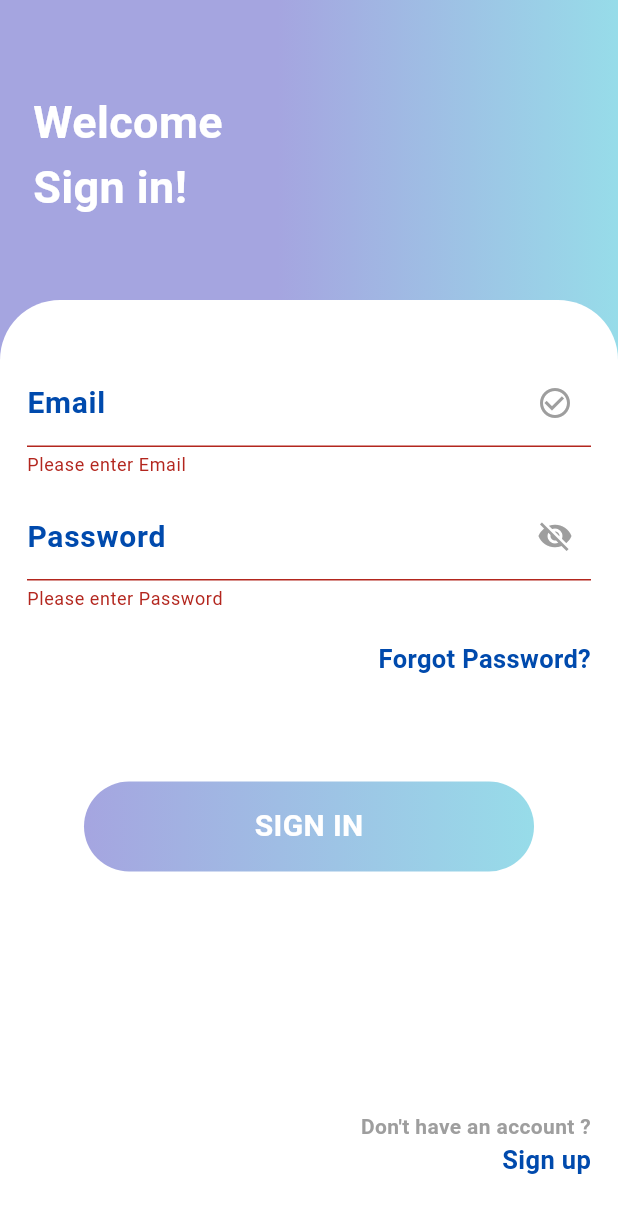
After one commit to iir-projets/Gestion_parking, a Flutter app: the LoginScreen screen opened directly, after a tap on "SIGN IN", on a phone screen of 412 x 824 dp. The commit adds this screen. Shown: the top 1213 px of the screen. Run offline on Flutter 3.47's test engine with Material 3 defaults, Android fonts, the phone set to English and light mode, and no system bars; our stand-ins replace get; missing offline and left inert: login_signup.

Commit message:
avant derniere

```diff
--- /dev/null
+++ b/lib/Authentication/screens/LoginScreen.dart
@@ -0,0 +1,232 @@
+import 'package:flutter/cupertino.dart';
+import 'package:flutter/material.dart';
+import 'package:login_signup/features/Authentication/screens/WelcomeScreen.dart';
+import 'package:login_signup/features/Authentication/screens/regScreen.dart';
+
+import '../../Client/screens/bottom_bar.dart';
+import '../../Client/screens/home_screen.dart';
+
+class LoginScreen extends StatefulWidget {
+  const LoginScreen({Key? key}) : super(key: key);
+
+  @override
+  _LoginScreenState createState() => _LoginScreenState();
+}
+
+class _LoginScreenState extends State<LoginScreen> {
+  bool _isPasswordVisible = false;
+  final _formKey = GlobalKey<FormState>();
+  final TextEditingController _emailController = TextEditingController();
+  final TextEditingController _passwordController = TextEditingController();
+  bool _isEmailValid = false;
+
+  @override
+  void dispose() {
+    _emailController.dispose();
+    _passwordController.dispose();
+    super.dispose();
+  }
+
+  @override
+  Widget build(BuildContext context) {
+    return Scaffold(
+      body: Stack(
+        children: [
+          Container(
+            height: double.infinity,
+            width: double.infinity,
+            decoration: const BoxDecoration(
+              gradient: LinearGradient(
+                begin: Alignment.centerLeft,
+                end: Alignment.centerRight,
+                stops: [0.45, 1.0],
+                colors: [
+                  Color.fromRGBO(165, 165, 224, 1),
+                  Color.fromRGBO(151, 220, 233, 1),
+                ],
+              ),
+            ),
+            child: Padding(
+              padding: const EdgeInsets.only(top: 60.0, left: 22),
+              child: Text(
+                'Welcome\nSign in!',
+                style: TextStyle(
+                  fontSize: 30,
+                  color: Colors.white,
+                  fontWeight: FontWeight.bold,
+                ),
+              ),
+            ),
+          ),
+          Padding(
+            padding: const EdgeInsets.only(top: 200.0),
+            child: Container(
+              decoration: const BoxDecoration(
+                borderRadius: BorderRadius.only(
+                  topLeft: Radius.circular(40),
+                  topRight: Radius.circular(40),
+                ),
+                color: Colors.white,
+              ),
+              height: double.infinity,
+              width: double.infinity,
+              child: Padding(
+                padding: const EdgeInsets.only(left: 18.0, right: 18.0),
+                child: Form(
+                  key: _formKey,
+                  child: Column(
+                    mainAxisAlignment: MainAxisAlignment.center,
+                    children: [
+                      TextFormField(
+                        controller: _emailController,
+                        validator: (value) {
+                          if (value == null || value.isEmpty) {
+                            setState(() {
+                              _isEmailValid = false;
+                            });
+                            return 'Please enter Email';
+                          } else {
+                            final emailRegex = RegExp(r'^[\w-\.]+@([\w-]+\.)+[\w-]{2,4}$');
+                            setState(() {
+                              _isEmailValid = emailRegex.hasMatch(value);
+                            });
+                            if (!_isEmailValid) {
+                              return 'Please enter a valid email address';
+                            }
+                          }
+                          return null;
+                        },
+                        decoration: InputDecoration(
+                          suffixIcon: Icon(
+                            _isEmailValid ? Icons.check : Icons.check_circle_outline,
+                            color: _isEmailValid ? Colors.green : Colors.grey,
+                          ),
+                          labelText: 'Email',
+                          labelStyle: TextStyle(
+                            fontSize: 20,
+                            color: Color(0xFF004AAD),
+                            fontWeight: FontWeight.bold,
+                          ),
+                        ),
+                      ),
+                      SizedBox(height: 10),
+                      TextFormField(
+                        controller: _passwordController,
+                        validator: (value) {
+                          if (value == null || value.isEmpty) {
+                            return 'Please enter Password';
+                          }
+                          return null;
+                        },
+                        obscureText: !_isPasswordVisible,
+                        decoration: InputDecoration(
+                          suffixIcon: IconButton(
+                            icon: Icon(
+                              _isPasswordVisible ? Icons.visibility : Icons.visibility_off,
+                              color: Colors.grey,
+                            ),
+                            onPressed: () {
+                              setState(() {
+                                _isPasswordVisible = !_isPasswordVisible;
+                              });
+                            },
+                          ),
+                          labelText: 'Password',
+                          labelStyle: TextStyle(
+                            fontSize: 20,
+                            color: Color(0xFF004AAD),
+                            fontWeight: FontWeight.bold,
+                          ),
+                        ),
+                      ),
+                      SizedBox(height: 20),
+                      Align(
+                        alignment: Alignment.centerRight,
+                        child: Text(
+                          'Forgot Password?',
+                          style: TextStyle(
+                            fontSize: 17,
+                            color: Color(0xFF004AAD),
+                            fontWeight: FontWeight.bold,
+                          ),
+                        ),
+                      ),
+                      SizedBox(height: 70),
+                      GestureDetector(
+                        onTap: () {
+                          if (_formKey.currentState!.validate()) {
+                            Navigator.push(
+                              context,
+                              MaterialPageRoute(builder: (context) =>bottom_bar()),
+                            );
+                          }
+                        },
+                        child: Container(
+                          height: 60,
+                          width: 300,
+                          decoration: BoxDecoration(
+                            borderRadius: BorderRadius.circular(30),
+                            gradient: LinearGradient(
+                              colors: [
+                                Color.fromRGBO(165, 165, 224, 1),
+                                Color.fromRGBO(151, 220, 233, 1),
+                              ],
+                            ),
+                          ),
+                          child: Center(
+                            child: Text(
+                              'SIGN IN',
+                              style: TextStyle(
+                                fontWeight: FontWeight.bold,
+                                fontSize: 20,
+                                color: Colors.white,
+                              ),
+                            ),
+                          ),
+                        ),
+                      ),
+                      SizedBox(height: 160),
+                      Align(
+                        alignment: Alignment.bottomRight,
+                        child: Column(
+                          mainAxisAlignment: MainAxisAlignment.end,
+                          crossAxisAlignment: CrossAxisAlignment.end,
+                          children: [
+                            Text(
+                              "Don't have an account ?",
+                              style: TextStyle(
+                                fontWeight: FontWeight.bold,
+                                color: Colors.grey,
+                              ),
+                            ),
+                            GestureDetector( onTap: () {
+
+                                Navigator.push(
+                                  context,
+                                  MaterialPageRoute(builder: (context) => regScreen()),
+                                );
+
+                            },
+                              child: Text(
+                                "Sign up",
+                                style: TextStyle(
+                                  fontWeight: FontWeight.bold,
+                                  fontSize: 17,
+                                  color: Color(0xFF004AAD),
+                                ),
+                              ),
+                            ),
+                          ],
+                        ),
+                      ),
+                    ],
+                  ),
+                ),
+              ),
+            ),
+          ),
+        ],
+      ),
+    );
+  }
+}
--- a/lib/main.dart
+++ b/lib/main.dart
@@ -6,8 +6,8 @@ import 'package:get/get.dart';
 import 'Superviseur/spots.dart';
 import 'controller/sidebar_controller.dart';
 import 'Admin/dashboard.dart';
-import 'Admin/sidebar_admin.dart'; // Import the admin sidebar file
-import 'Superviseur/sidebar_sup.dart'; // Import the supervisor sidebar file
+import 'Admin/sidebar_admin.dart';
+import 'Superviseur/sidebar_sup.dart';
 
 
 
```
Also changed, not shown: lib/Superviseur/spots.dart (+5 -5 lines), lib/constants.dart (deleted, +0 -79 lines), lib/responsive/desktop_body.dart (deleted, +0 -36 lines), lib/responsive/mobile_body.dart (deleted, +0 -32 lines), lib/responsive/responsive_layout.dart (deleted, +0 -26 lines), lib/Superviseur/Place/pages/add.dart (renamed from lib/Superviseur/Parking/pages/add.dart), lib/Superviseur/Place/pages/list.dart (renamed from lib/Superviseur/Parking/pages/list.dart), lib/Superviseur/Place/pages/modify.dart (renamed from lib/Superviseur/Parking/pages/modify.dart), lib/Superviseur/Place/pages/remove.dart (renamed from lib/Superviseur/Parking/pages/remove.dart).
